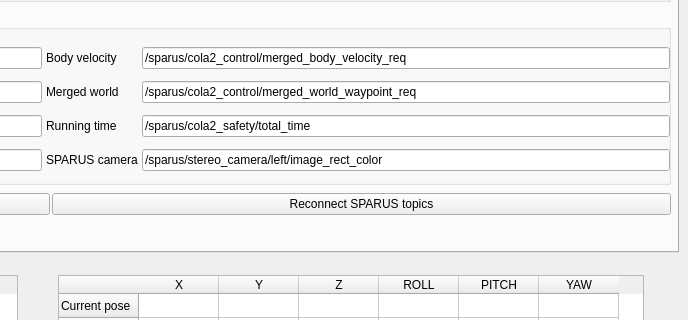
Above: ui/main_window.ui from jcgarsan/merbots_gui before the change; both pictures show x 592 to 1280 and y 243 to 563 of the 1280 by 750 pixel window. Below: the same form after it.
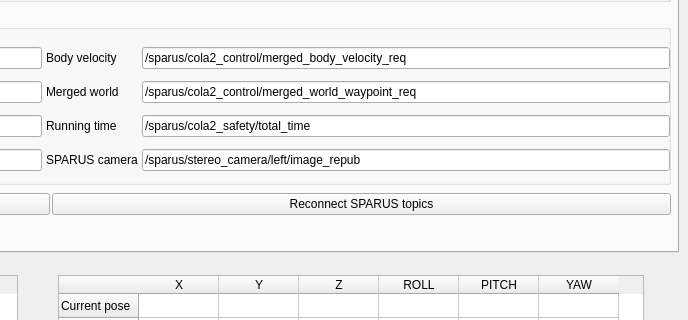
That is the form after the change. Icons and pictures are not drawn.

Commit message: Update with new compressed images

What changed in the file:
```diff
--- a/ui/main_window.ui
+++ b/ui/main_window.ui
@@ -2245,7 +2245,7 @@
                <item row="3" column="4">
                 <widget class="QLineEdit" name="sparusCameraTopic">
                  <property name="text">
-                  <string>/sparus/stereo_camera/left/image_rect_color</string>
+                  <string>/sparus/stereo_camera/left/image_repub</string>
                  </property>
                 </widget>
                </item>
```
Left out of the diff: 2 changed lines with no effect on the pictures. The commit also changes 1 other file.
